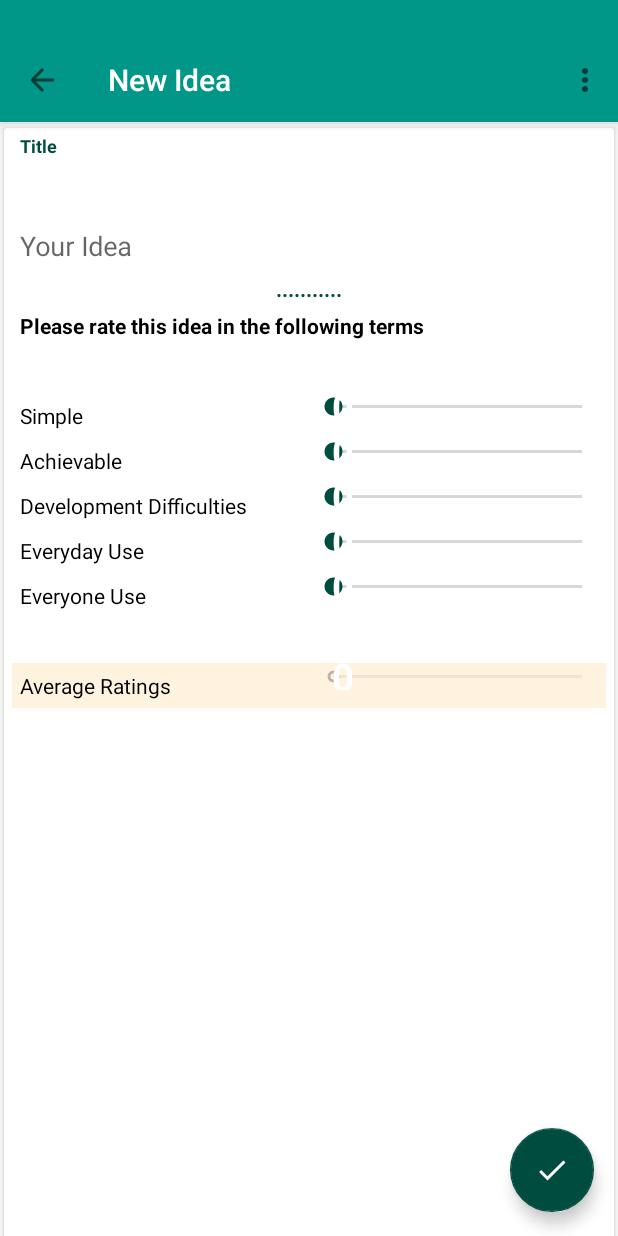
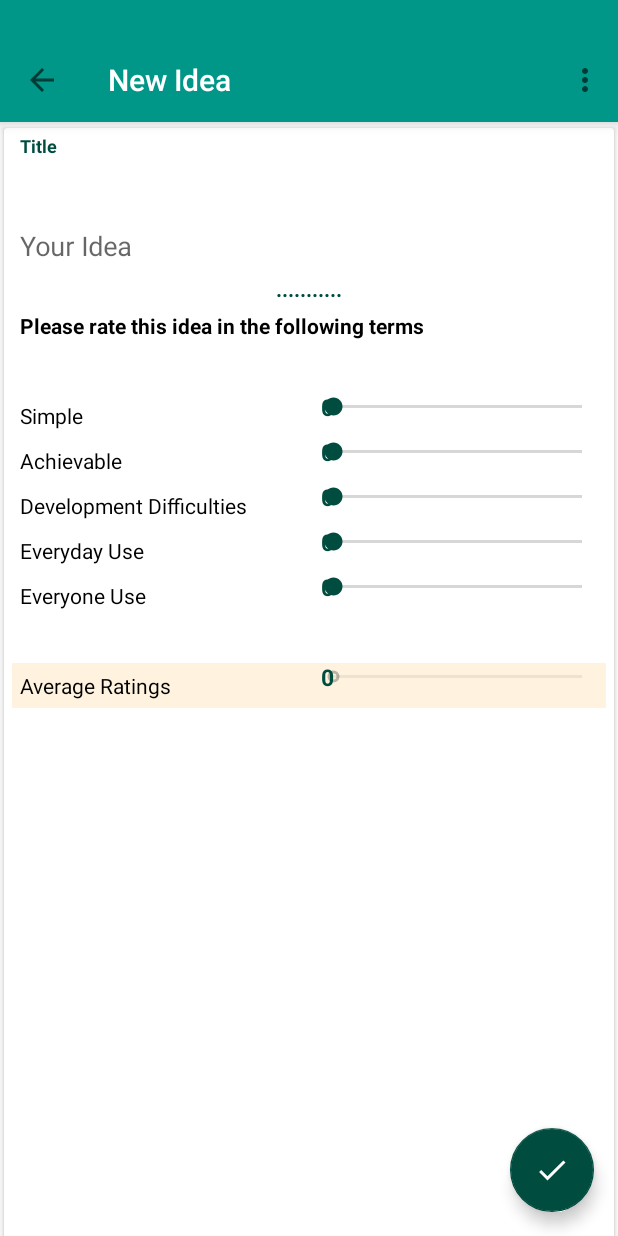
Before and after one commit to mansya/Kotlin-NotePad-Android, an Android app: the CreateActivity screen opened directly, with no data from a screen before it, on a phone screen of 412 x 824 dp. Run offline under Robolectric (Android 15) with nearby library versions, the phone set to English and light mode, and no system bars; our stand-ins replace Firebase (no records; nobody signed in at launch, a user with empty details on screens opened directly).

Commit message:
removed unused code

```diff
--- a/app/build.gradle
+++ b/app/build.gradle
@@ -11,7 +11,7 @@ android {
         release {
             Properties properties = new Properties()
             properties.load(project.rootProject.file('local.properties').newDataInputStream())
-            storeFile file("/Users/ankitkumar/Ankit/ProData/Idea/JKS/idea")
+            storeFile file(properties.getProperty("jks.path"))
             storePassword properties.getProperty("store.password")
             keyAlias "idea"
             keyPassword properties.getProperty("key.password")
--- a/app/src/main/java/com/freeankit/freenotepad/helper/TextThumbSeekBar.kt
+++ b/app/src/main/java/com/freeankit/freenotepad/helper/TextThumbSeekBar.kt
@@ -28,7 +28,7 @@ class TextThumbSeekBar : SeekBar {
         mThumbSize = context.resources.getDimensionPixelSize(R.dimen.thumb_size)
 
         mTextPaint = TextPaint()
-        mTextPaint?.color = Color.WHITE
+        mTextPaint?.color = context.resources.getColor(R.color.colorAccent)
         mTextPaint?.textSize = context.resources.getDimensionPixelSize(R.dimen.thumb_text_size).toFloat()
         mTextPaint?.typeface = Typeface.DEFAULT_BOLD
         mTextPaint?.textAlign = Paint.Align.CENTER
@@ -46,7 +46,7 @@ class TextThumbSeekBar : SeekBar {
         val leftPadding = paddingLeft - thumbOffset
         val rightPadding = paddingRight - thumbOffset
         val width = width - leftPadding - rightPadding
-        val progressRatio = progress as Float / max
+        val progressRatio = progress / max
         val thumbOffset = mThumbSize * (.5f - progressRatio)
         val thumbX = progressRatio * width + leftPadding.toFloat() + thumbOffset
         val thumbY = height / 2f + bounds.height() / 2f
--- a/app/src/main/java/com/freeankit/freenotepad/view/CreateActivity.kt
+++ b/app/src/main/java/com/freeankit/freenotepad/view/CreateActivity.kt
@@ -178,5 +178,4 @@ class CreateActivity : AppCompatActivity() {
         return super.onOptionsItemSelected(item)
     }
 
-
 }
--- a/app/src/main/res/values/dimens.xml
+++ b/app/src/main/res/values/dimens.xml
@@ -4,6 +4,6 @@
     <dimen name="card_min_height">75dp</dimen>
     <dimen name="margin_small">8dp</dimen>
     <dimen name="margin_normal">16dp</dimen>
-    <dimen name="thumb_size">30dp</dimen>
-    <dimen name="thumb_text_size">25sp</dimen>
+    <dimen name="thumb_size">10dp</dimen>
+    <dimen name="thumb_text_size">15sp</dimen>
 </resources>
```
Also changed, not shown: 2 other files.
